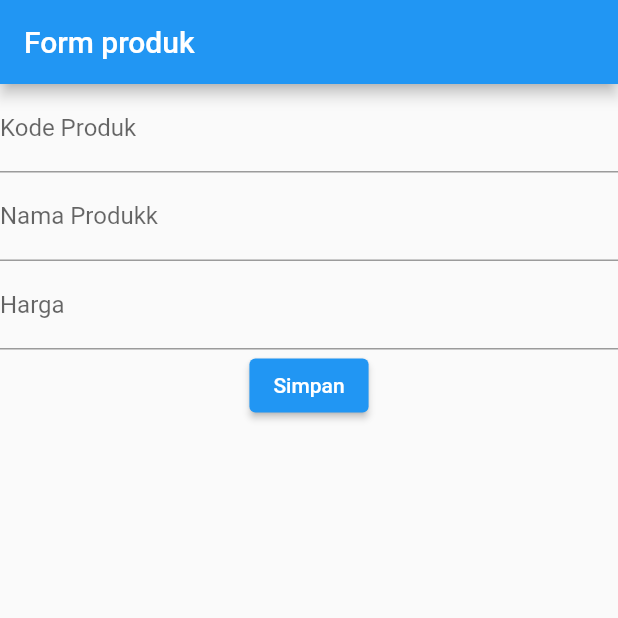
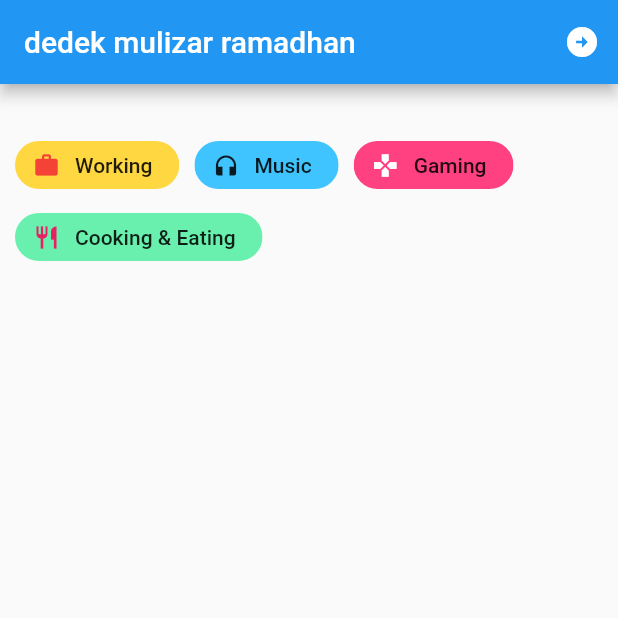
Before and after one commit to Dedekmulizar25/Tugas-pemograman-pak-ichsan, a Flutter app: the screen it shows after launch, on a phone screen of 412 x 824 dp, the top half of it. Run offline on Flutter 3.47's test engine with Material 2 defaults, Android fonts, the phone set to English and light mode, and no system bars.

Commit message:
ini final app mobile

```diff
--- a/lib/main.dart
+++ b/lib/main.dart
@@ -1,10 +1,6 @@
 import 'package:flutter/material.dart';
-import 'package:flutter_app/ui/produk_form.dart';
-// import 'package:flutter_app/ui/produk_page.dart';
-// import 'package:flutter_app/ui/Produk_page.dart';
-// import 'package:flutter_app/column_widget.dart';
-// import 'package:flutter_app/row_widget.dart';
-// import 'package:flutter_app/ui/produk_form.dart';
+import 'package:flutter_app/ui/chip.dart';
+// import 'package:flutter_app/ui/switch_app.dart';
 
 void main(List<String> args) {
   runApp(const MyApp());
@@ -15,9 +11,10 @@ class MyApp extends StatelessWidget {
 
   @override
   Widget build(BuildContext context) {
-    return const MaterialApp(
+    return  MaterialApp(
+      debugShowCheckedModeBanner: false,
       title: 'app pertama',
-      home: ProdukForm(),
+      home: ChipApp(),
     );
   }
 }
--- /dev/null
+++ b/lib/ui/chip.dart
@@ -0,0 +1,64 @@
+import 'package:flutter/material.dart';
+import 'package:flutter_app/ui/switch_app.dart';
+
+class ChipApp extends StatelessWidget {
+  const ChipApp({super.key});
+  @override
+  Widget build(BuildContext context) {
+    return Scaffold(
+      appBar: AppBar(
+        title: const Text('dedek mulizar ramadhan'),
+        actions: <Widget>[
+          IconButton(
+            icon: const Icon(Icons.arrow_circle_right),
+            onPressed: () {
+              Navigator.of(context).push(MaterialPageRoute(builder: ((context) => SwitchApp())));
+            },
+          ),
+        ],
+      ),
+      body: Padding(
+        padding: const EdgeInsets.symmetric(vertical: 30, horizontal: 10),
+        child: Wrap(
+            // space between chips
+            spacing: 10,
+            // list of chips
+            children: const [
+              Chip(
+                label: Text('Working'),
+                avatar: Icon(
+                  Icons.work,
+                  color: Colors.red,
+                ),
+                backgroundColor: Colors.amberAccent,
+                padding: EdgeInsets.symmetric(vertical: 5, horizontal: 10),
+              ),
+              Chip(
+                label: Text('Music'),
+                avatar: Icon(Icons.headphones),
+                backgroundColor: Colors.lightBlueAccent,
+                padding: EdgeInsets.symmetric(vertical: 5, horizontal: 10),
+              ),
+              Chip(
+                label: Text('Gaming'),
+                avatar: Icon(
+                  Icons.gamepad,
+                  color: Colors.white,
+                ),
+                backgroundColor: Colors.pinkAccent,
+                padding: EdgeInsets.symmetric(vertical: 5, horizontal: 10),
+              ),
+              Chip(
+                label: Text('Cooking & Eating'),
+                avatar: Icon(
+                  Icons.restaurant,
+                  color: Colors.pink,
+                ),
+                backgroundColor: Colors.greenAccent,
+                padding: EdgeInsets.symmetric(vertical: 5, horizontal: 10),
+              ),
+            ]),
+      ),
+    );
+  }
+}
```
Also changed, not shown: lib/ui/switch_app.dart (added, +31 -0 lines).
